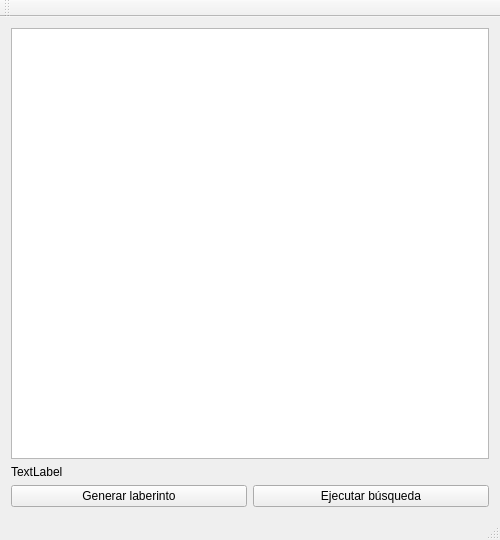
This is Implementación Gráfica 1/hp_mdl/ventanaprincipal.ui in Rafaherrero/ia as Qt 5 draws it before an edit. The edited form follows.
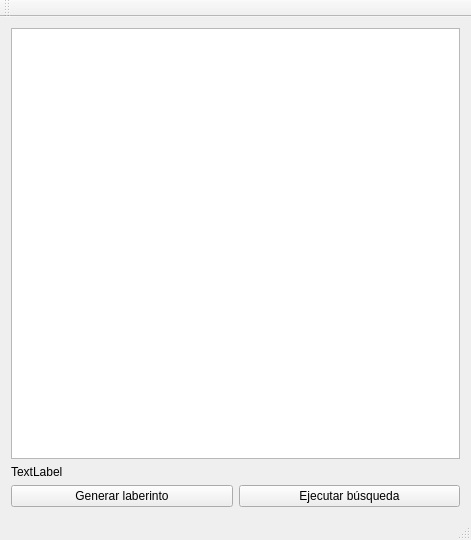
This is the edited form.

Commit message: Pequeños cambios en la interfaz

```diff
--- a/Implementación Gráfica 1/hp_mdl/ventanaprincipal.ui
+++ b/Implementación Gráfica 1/hp_mdl/ventanaprincipal.ui
@@ -6,7 +6,7 @@
    <rect>
     <x>0</x>
     <y>0</y>
-    <width>500</width>
+    <width>471</width>
     <height>540</height>
    </rect>
   </property>
```
Left out of the diff: 2 changed lines with no effect on the pictures. The commit also changes 6 other files.
